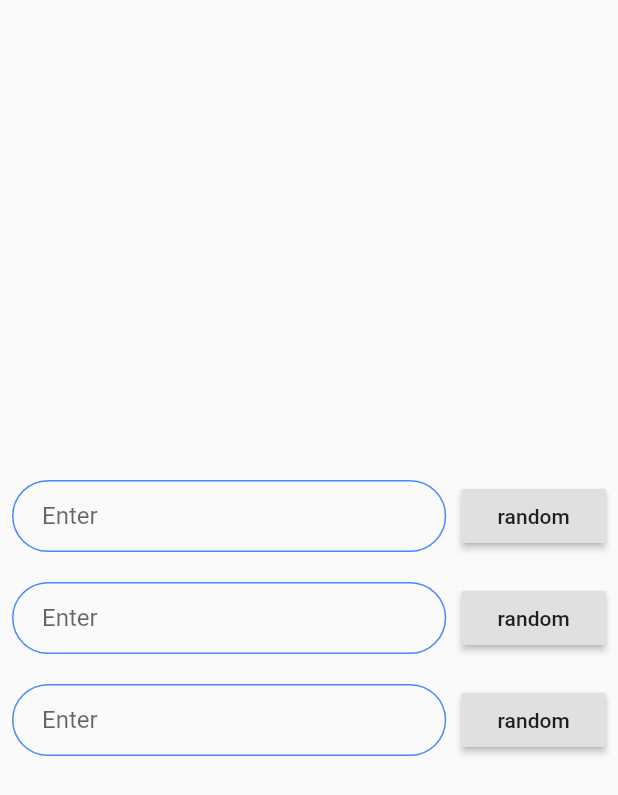
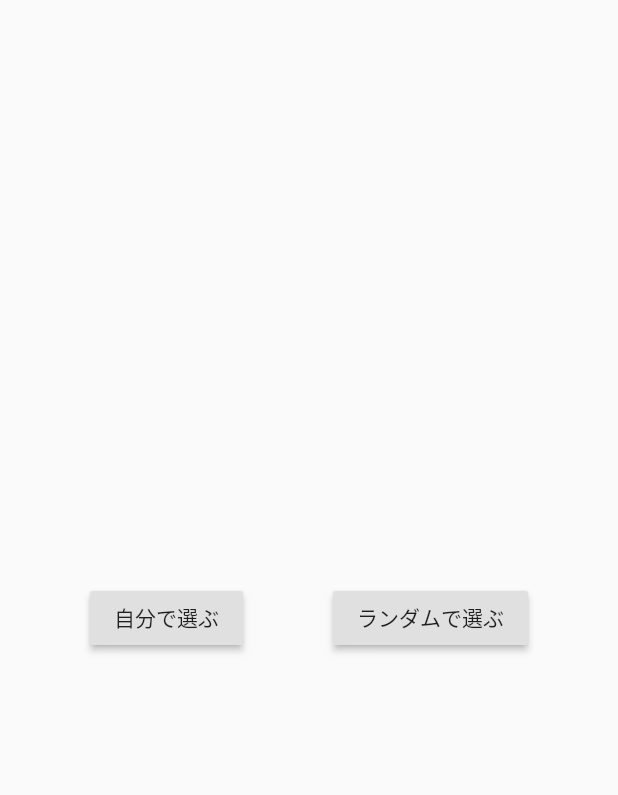
Before and after one commit to full-stack-engineer/pick_three, a Flutter app: the screen it shows after launch, on a phone screen of 412 x 824 dp. Shown: the top 795 px of the screen. Run offline on Flutter 3.47's test engine with Material 2 defaults, Android fonts, the light colour scheme and no system bars.

Commit message:
add some buttons

```diff
--- a/lib/src/my_app.dart
+++ b/lib/src/my_app.dart
@@ -1,5 +1,6 @@
 import 'package:flutter/material.dart';
 import 'package:pickthree/src/screens/home_screen.dart';
+import 'package:pickthree/src/screens/pick_add_screen.dart';
 
 class MyApp extends StatelessWidget {
   @override
@@ -13,6 +14,7 @@ class MyApp extends StatelessWidget {
       initialRoute: HomeScreen.id,
       routes: {
         HomeScreen.id: (context) => HomeScreen(),
+        PickAddScreen.id: (context) => PickAddScreen(),
       },
     );
   }
--- a/lib/src/screens/home_screen.dart
+++ b/lib/src/screens/home_screen.dart
@@ -1,91 +1,28 @@
 import 'package:flutter/material.dart';
-import 'package:flutter/rendering.dart';
-
-import '../constants.dart';
+import 'package:pickthree/src/screens/pick_add_screen.dart';
 
 class HomeScreen extends StatelessWidget {
-  static const String id = 'home_screen';
+  static const id = 'home_screen';
 
   @override
   Widget build(BuildContext context) {
     return Scaffold(
       body: SafeArea(
-        child: Padding(
-          padding: const EdgeInsets.all(8.0),
-          child: Column(
-            mainAxisAlignment: MainAxisAlignment.center,
+        child: Center(
+          child: Row(
+            mainAxisAlignment: MainAxisAlignment.spaceEvenly,
             children: <Widget>[
-              Row(
-                children: <Widget>[
-                  Expanded(
-                    flex: 3,
-                    child: TextField(
-                      decoration: kTextFieldDecoration.copyWith(
-                        hintText: 'Enter',
-                      ),
-                    ),
-                  ),
-                  SizedBox(
-                    width: 10,
-                  ),
-                  Expanded(
-                    flex: 1,
-                    child: RaisedButton(
-                      onPressed: (){},
-                      child: Text('random'),
-                    ),
-                  ),
-                ],
+              RaisedButton(
+                onPressed: (){
+                  Navigator.pushNamed(context, PickAddScreen.id);
+                },
+                child: Text('自分で選ぶ'),
               ),
-              SizedBox(
-                height: 20,
-              ),
-              Row(
-                children: <Widget>[
-                  Expanded(
-                    flex: 3,
-                    child: TextField(
-                      decoration: kTextFieldDecoration.copyWith(
-                        hintText: 'Enter',
-                      ),
-                    ),
-                  ),
-                  SizedBox(
-                    width: 10,
-                  ),
-                  Expanded(
-                    flex: 1,
-                    child: RaisedButton(
-                      onPressed: (){},
-                      child: Text('random'),
-                    ),
-                  ),
-                ],
-              ),
-              SizedBox(
-                height: 20,
-              ),
-              Row(
-                children: <Widget>[
-                  Expanded(
-                    flex: 3,
-                    child: TextField(
-                      decoration: kTextFieldDecoration.copyWith(
-                        hintText: 'Enter',
-                      ),
-                    ),
-                  ),
-                  SizedBox(
-                    width: 10,
-                  ),
-                  Expanded(
-                    flex: 1,
-                    child: RaisedButton(
-                      onPressed: (){},
-                      child: Text('random'),
-                    ),
-                  ),
-                ],
+              RaisedButton(
+                onPressed: (){
+                  Navigator.pushNamed(context, PickAddScreen.id);
+                },
+                child: Text('ランダムで選ぶ'),
               ),
             ],
           ),
```
Also changed, not shown: lib/src/screens/pick_add_screen.dart (added, +123 -0 lines).
